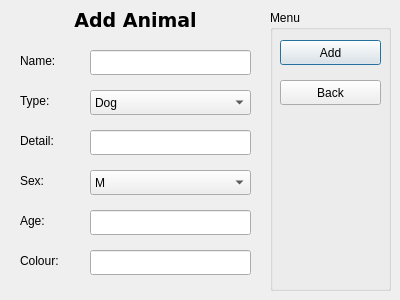
Above: addanimal.ui from justinward3/COMP3004Project before the change. Below: the same form after it.
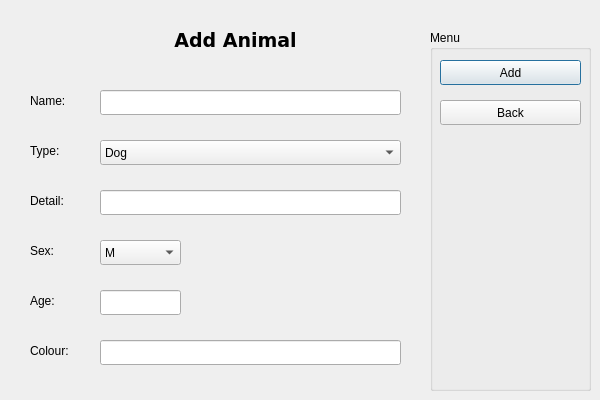
That is the form after the change.

The edit to the form file:
```diff
--- a/addanimal.ui
+++ b/addanimal.ui
@@ -6,8 +6,8 @@
    <rect>
     <x>0</x>
     <y>0</y>
-    <width>400</width>
-    <height>300</height>
+    <width>600</width>
+    <height>400</height>
    </rect>
   </property>
   <property name="windowTitle">
@@ -16,10 +16,10 @@
   <widget class="QGroupBox" name="groupBox">
    <property name="geometry">
     <rect>
-     <x>270</x>
-     <y>10</y>
-     <width>121</width>
-     <height>281</height>
+     <x>430</x>
+     <y>30</y>
+     <width>161</width>
+     <height>361</height>
     </rect>
    </property>
    <property name="title">
@@ -30,7 +30,7 @@
      <rect>
       <x>10</x>
       <y>30</y>
-      <width>101</width>
+      <width>141</width>
       <height>25</height>
      </rect>
     </property>
@@ -43,7 +43,7 @@
      <rect>
       <x>10</x>
       <y>70</y>
-      <width>101</width>
+      <width>141</width>
       <height>25</height>
      </rect>
     </property>
@@ -55,8 +55,8 @@
   <widget class="QLabel" name="label">
    <property name="geometry">
     <rect>
-     <x>20</x>
-     <y>10</y>
+     <x>120</x>
+     <y>30</y>
      <width>231</width>
      <height>21</height>
     </rect>
@@ -82,8 +82,8 @@
   <widget class="QLabel" name="label_2">
    <property name="geometry">
     <rect>
-     <x>20</x>
-     <y>50</y>
+     <x>30</x>
+     <y>90</y>
      <width>51</width>
      <height>21</height>
     </rect>
@@ -98,9 +98,9 @@
   <widget class="QLineEdit" name="animalName">
    <property name="geometry">
     <rect>
-     <x>90</x>
-     <y>50</y>
-     <width>161</width>
+     <x>100</x>
+     <y>90</y>
+     <width>301</width>
      <height>25</height>
     </rect>
    </property>
@@ -108,8 +108,8 @@
   <widget class="QLabel" name="label_3">
    <property name="geometry">
     <rect>
-     <x>20</x>
-     <y>90</y>
+     <x>30</x>
+     <y>140</y>
      <width>64</width>
      <height>21</height>
     </rect>
@@ -121,9 +121,9 @@
   <widget class="QComboBox" name="animalType">
    <property name="geometry">
     <rect>
-     <x>90</x>
-     <y>90</y>
-     <width>161</width>
+     <x>100</x>
+     <y>140</y>
+     <width>301</width>
      <height>25</height>
     </rect>
    </property>
@@ -151,8 +151,8 @@
   <widget class="QLabel" name="label_4">
    <property name="geometry">
     <rect>
-     <x>20</x>
-     <y>170</y>
+     <x>30</x>
+     <y>240</y>
      <width>64</width>
      <height>21</height>
     </rect>
@@ -164,9 +164,9 @@
   <widget class="QComboBox" name="animalSex">
    <property name="geometry">
     <rect>
-     <x>90</x>
-     <y>170</y>
-     <width>161</width>
+     <x>100</x>
+     <y>240</y>
+     <width>81</width>
      <height>25</height>
     </rect>
    </property>
@@ -184,8 +184,8 @@
   <widget class="QLabel" name="label_5">
    <property name="geometry">
     <rect>
-     <x>20</x>
-     <y>210</y>
+     <x>30</x>
+     <y>290</y>
      <width>64</width>
      <height>21</height>
     </rect>
@@ -197,9 +197,9 @@
   <widget class="QLineEdit" name="animalAge">
    <property name="geometry">
     <rect>
-     <x>90</x>
-     <y>210</y>
-     <width>161</width>
+     <x>100</x>
+     <y>290</y>
+     <width>81</width>
      <height>25</height>
     </rect>
    </property>
@@ -207,9 +207,9 @@
   <widget class="QLineEdit" name="animalColour">
    <property name="geometry">
     <rect>
-     <x>90</x>
-     <y>250</y>
-     <width>161</width>
+     <x>100</x>
+     <y>340</y>
+     <width>301</width>
      <height>25</height>
     </rect>
    </property>
@@ -217,8 +217,8 @@
   <widget class="QLabel" name="label_6">
    <property name="geometry">
     <rect>
-     <x>20</x>
-     <y>250</y>
+     <x>30</x>
+     <y>340</y>
      <width>64</width>
      <height>21</height>
     </rect>
@@ -230,8 +230,8 @@
   <widget class="QLabel" name="label_7">
    <property name="geometry">
     <rect>
-     <x>20</x>
-     <y>130</y>
+     <x>30</x>
+     <y>190</y>
      <width>64</width>
      <height>21</height>
     </rect>
@@ -243,9 +243,9 @@
   <widget class="QLineEdit" name="animalDetail">
    <property name="geometry">
     <rect>
-     <x>90</x>
-     <y>130</y>
-     <width>161</width>
+     <x>100</x>
+     <y>190</y>
+     <width>301</width>
      <height>25</height>
     </rect>
    </property>
```
